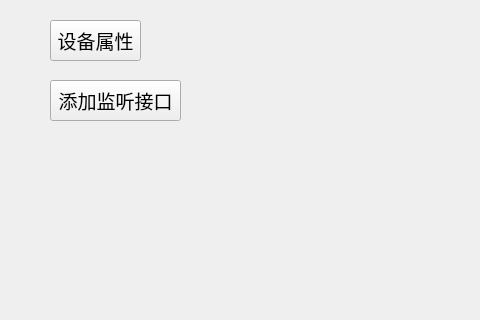
Qt form Invador/mainwindow.ui (gaoyichao/Invador) before a commit; both pictures show x 0 to 480 and y 117 to 437 of the 759 by 619 pixel window.
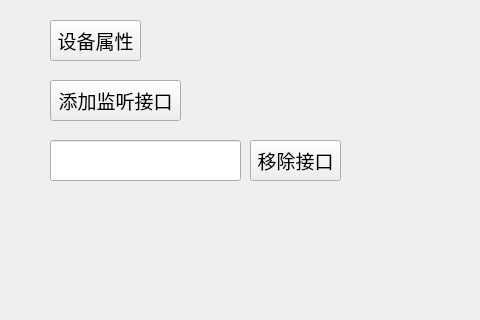
The same form after that commit.

Commit message: 移除指定接口

Patch:
```diff
--- a/Invador/mainwindow.ui
+++ b/Invador/mainwindow.ui
@@ -58,6 +58,29 @@
      <string>添加监听接口</string>
     </property>
    </widget>
+   <widget class="QLineEdit" name="lineEdit">
+    <property name="geometry">
+     <rect>
+      <x>50</x>
+      <y>240</y>
+      <width>191</width>
+      <height>41</height>
+     </rect>
+    </property>
+   </widget>
+   <widget class="QPushButton" name="mDevPushButton_4">
+    <property name="geometry">
+     <rect>
+      <x>250</x>
+      <y>240</y>
+      <width>91</width>
+      <height>41</height>
+     </rect>
+    </property>
+    <property name="text">
+     <string>移除接口</string>
+    </property>
+   </widget>
   </widget>
   <widget class="QMenuBar" name="menuBar">
    <property name="geometry">
```
The commit also changes 5 other files.
